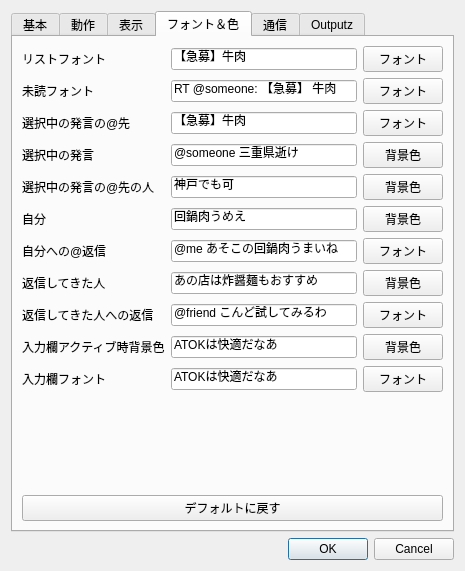
The window that settingdialog.ui (plus7/Qween) describes before a commit, drawn with Qt 5.
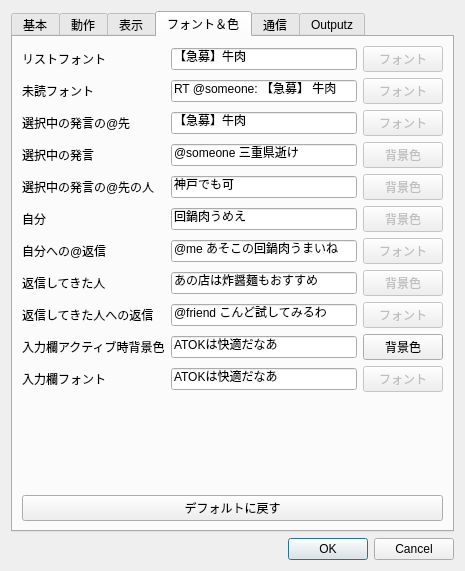
The same window after the commit.

Commit message: disable unusable buttons

The edit to the form file:
```diff
--- a/settingdialog.ui
+++ b/settingdialog.ui
@@ -523,7 +523,7 @@
          <item row="3" column="2">
           <widget class="QPushButton" name="pushButton">
            <property name="enabled">
-            <bool>true</bool>
+            <bool>false</bool>
            </property>
            <property name="text">
             <string>フォント</string>
@@ -533,7 +533,7 @@
          <item row="4" column="2">
           <widget class="QPushButton" name="pushButton_2">
            <property name="enabled">
-            <bool>true</bool>
+            <bool>false</bool>
            </property>
            <property name="text">
             <string>フォント</string>
@@ -543,7 +543,7 @@
          <item row="10" column="2">
           <widget class="QPushButton" name="pushButton_4">
            <property name="enabled">
-            <bool>true</bool>
+            <bool>false</bool>
            </property>
            <property name="text">
             <string>背景色</string>
@@ -553,7 +553,7 @@
          <item row="11" column="2">
           <widget class="QPushButton" name="pushButton_5">
            <property name="enabled">
-            <bool>true</bool>
+            <bool>false</bool>
            </property>
            <property name="text">
             <string>フォント</string>
@@ -563,7 +563,7 @@
          <item row="12" column="2">
           <widget class="QPushButton" name="pushButton_6">
            <property name="enabled">
-            <bool>true</bool>
+            <bool>false</bool>
            </property>
            <property name="text">
             <string>背景色</string>
@@ -573,7 +573,7 @@
          <item row="14" column="2">
           <widget class="QPushButton" name="pushButton_7">
            <property name="enabled">
-            <bool>true</bool>
+            <bool>false</bool>
            </property>
            <property name="text">
             <string>フォント</string>
@@ -624,6 +624,9 @@
          </item>
          <item row="8" column="2">
           <widget class="QPushButton" name="pushButton_8">
+           <property name="enabled">
+            <bool>false</bool>
+           </property>
            <property name="text">
             <string>背景色</string>
            </property>
@@ -645,6 +648,9 @@
          </item>
          <item row="6" column="2">
           <widget class="QPushButton" name="pushButton_9">
+           <property name="enabled">
+            <bool>false</bool>
+           </property>
            <property name="text">
             <string>背景色</string>
            </property>
@@ -666,6 +672,9 @@
          </item>
          <item row="5" column="2">
           <widget class="QPushButton" name="pushButton_3">
+           <property name="enabled">
+            <bool>false</bool>
+           </property>
            <property name="text">
             <string>フォント</string>
            </property>
@@ -712,7 +721,7 @@
          <item row="18" column="2">
           <widget class="QPushButton" name="btnInputFont">
            <property name="enabled">
-            <bool>true</bool>
+            <bool>false</bool>
            </property>
            <property name="text">
             <string>フォント</string>
```
